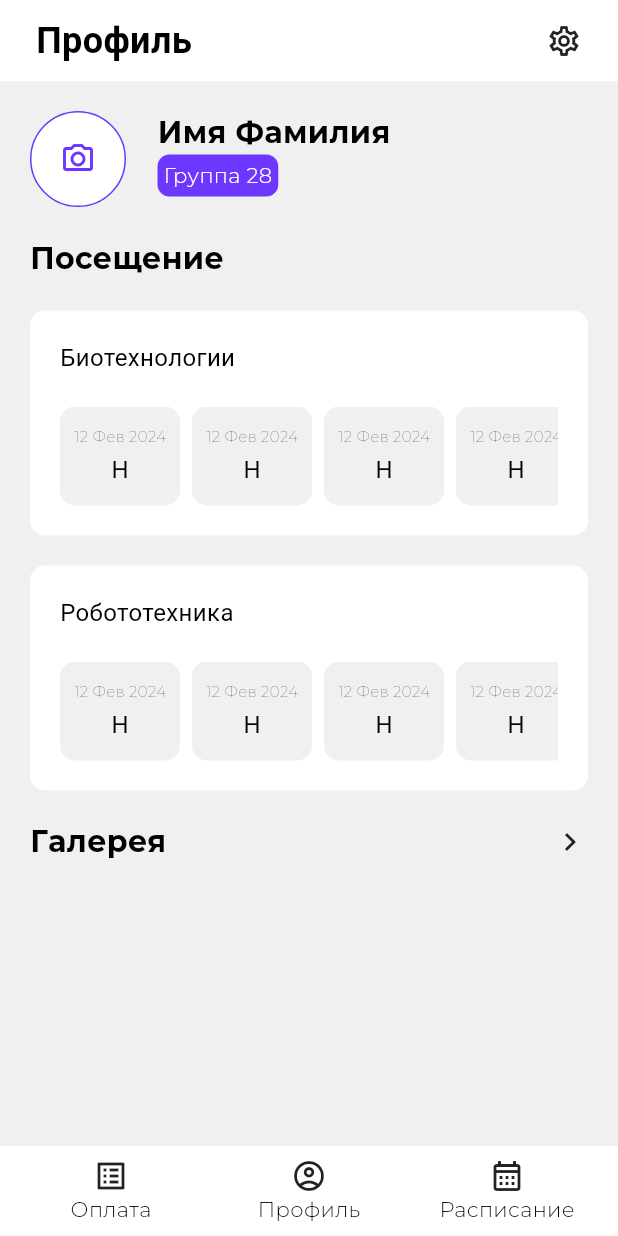
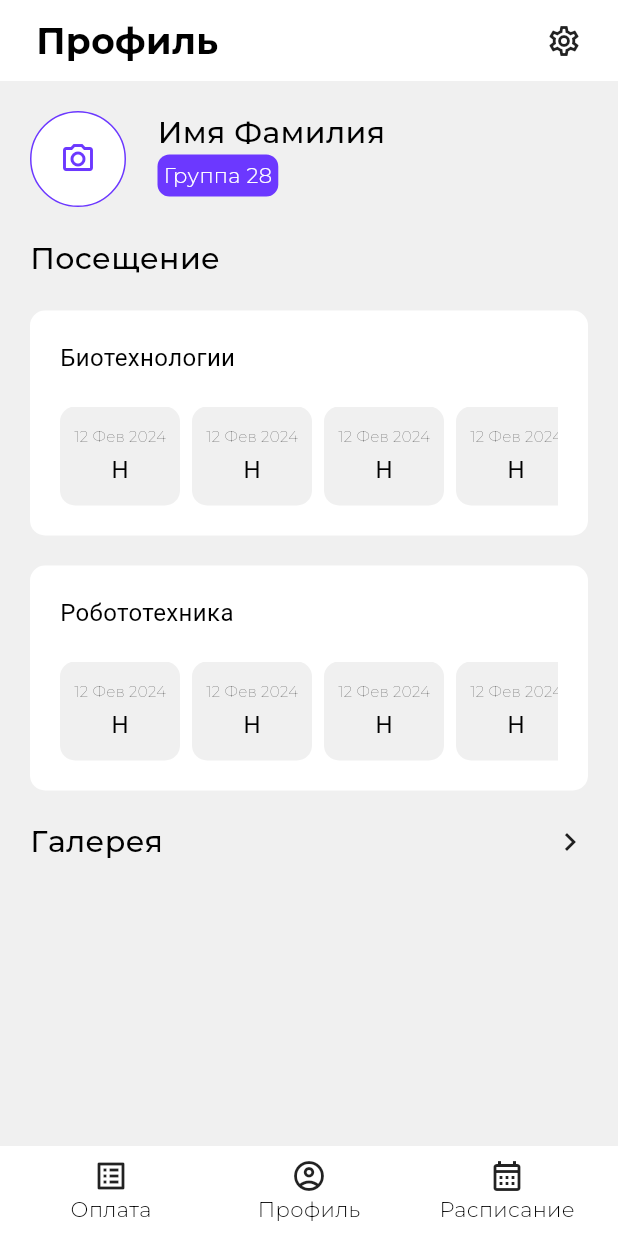
Before and after one commit to NoRulee/ingenerium, a Flutter app: the ProfilePage screen opened directly, on a phone screen of 412 x 824 dp. Run offline on Flutter 3.47's test engine with Material 3 defaults, Android fonts, the light colour scheme and no system bars; Roboto replaces fonts that are missing (MontserratRegular, MontserratTitle); project files that could hold a hidden picture were left out.

Commit message:
fix: fix fonts

```diff
--- a/lib/src/app.dart
+++ b/lib/src/app.dart
@@ -1,6 +1,5 @@
 import 'package:flutter/material.dart';
-import 'package:injenerium_mobile_app/src/presentation/profile_page.dart';
-import 'package:injenerium_mobile_app/src/presentation/schedule_page.dart';
+import 'package:injenerium_mobile_app/src/presentation/payment_page.dart';
 
 /// Main application of the site.
 class App extends StatelessWidget {
@@ -12,7 +11,7 @@ class App extends StatelessWidget {
     return MaterialApp(
       debugShowCheckedModeBanner: false,
       title: 'Инженериум Мобильное Приложение',
-      home: const SchedulePage(),
+      home: const PaymentPage(),
       theme: ThemeData(
         useMaterial3: true,
         colorScheme: const ColorScheme.light(
--- a/lib/src/presentation/profile_page.dart
+++ b/lib/src/presentation/profile_page.dart
@@ -46,7 +46,7 @@ class _Galery extends StatelessWidget {
         children: [
           Text(
             'Галерея',
-            style: getBoldTextStyle(context),
+            style: getMediumTextStyle(context),
           ),
           const Spacer(),
           InkWell(
@@ -71,7 +71,7 @@ class _ProgressBarWithTitle extends StatelessWidget {
       child: Column(
         crossAxisAlignment: CrossAxisAlignment.start,
         children: [
-          Text('Посещение', style: getBoldTextStyle(context)),
+          Text('Посещение', style: getMediumTextStyle(context)),
           const SizedBox(height: 20),
           const _ProgressBar(name: 'Биотехнологии'),
           const SizedBox(height: 20.0),
@@ -182,7 +182,7 @@ class _NameProfileAndAvatar extends StatelessWidget {
           Column(
             crossAxisAlignment: CrossAxisAlignment.start,
             children: [
-              Text('Имя Фамилия', style: getBoldTextStyle(context)),
+              Text('Имя Фамилия', style: getMediumTextStyle(context)),
               Container(
                 decoration: BoxDecoration(
                   color: getPrimaryColor(context),
--- a/lib/src/presentation/style/text_stryle.dart
+++ b/lib/src/presentation/style/text_stryle.dart
@@ -3,7 +3,7 @@ import 'package:flutter/material.dart';
 const Color defaultColor = Colors.black;
 
 /// Get Title Text Style with given [context].
-TextStyle getTitleTextStyle(
+TextStyle getBoldTextStyle(
   BuildContext context, {
   Color? color,
 }) {
@@ -11,12 +11,12 @@ TextStyle getTitleTextStyle(
     color: color ?? defaultColor,
     fontSize: 24.0,
     fontWeight: FontWeight.w700,
-    fontFamily: 'MontserratTitle',
+    fontFamily: 'MontserratBold',
   );
 }
 
 /// Get Bold Text Style with given [context].
-TextStyle getBoldTextStyle(
+TextStyle getMediumTextStyle(
   BuildContext context, {
   Color? color,
 }) {
@@ -24,7 +24,7 @@ TextStyle getBoldTextStyle(
     color: color ?? defaultColor,
     fontSize: 20.0,
     fontWeight: FontWeight.w500,
-    fontFamily: 'MontserratBold',
+    fontFamily: 'MontserratMedium',
   );
 }
 
--- a/lib/src/presentation/widgets/custom_app_bar.dart
+++ b/lib/src/presentation/widgets/custom_app_bar.dart
@@ -1,7 +1,7 @@
 import 'package:flutter/material.dart';
 import 'package:injenerium_mobile_app/src/presentation/style/color_style.dart';
 import 'package:injenerium_mobile_app/src/presentation/style/text_stryle.dart';
-import 'package:injenerium_mobile_app/src/settings_page.dart';
+import 'package:injenerium_mobile_app/src/presentation/settings_page.dart';
 
 class CustomAppBar extends StatelessWidget {
   final bool arrowBack;
@@ -34,7 +34,7 @@ class CustomAppBar extends StatelessWidget {
             ),
             Text(
               title,
-              style: getTitleTextStyle(context),
+              style: getBoldTextStyle(context),
             ),
             const Spacer(),
             Visibility(
```
Also changed, not shown: lib/src/presentation/settings_page.dart (added, +100 -0 lines).
